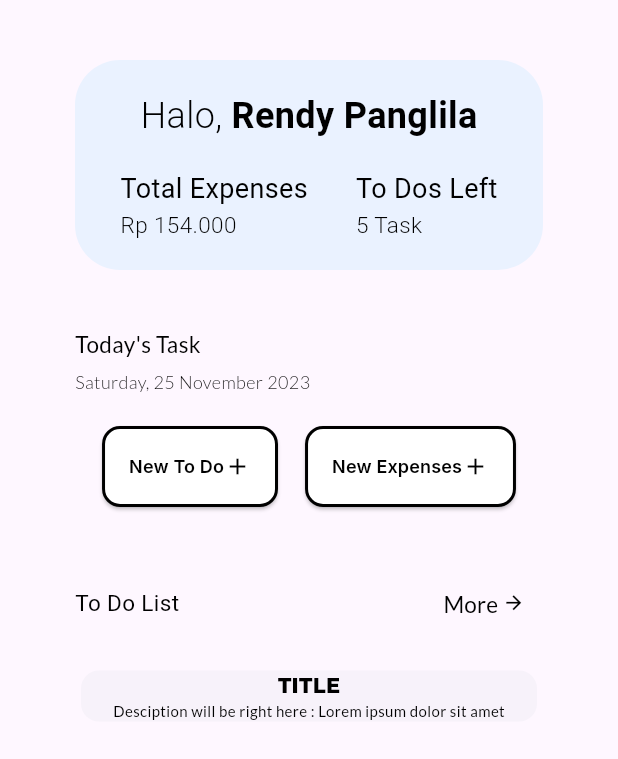
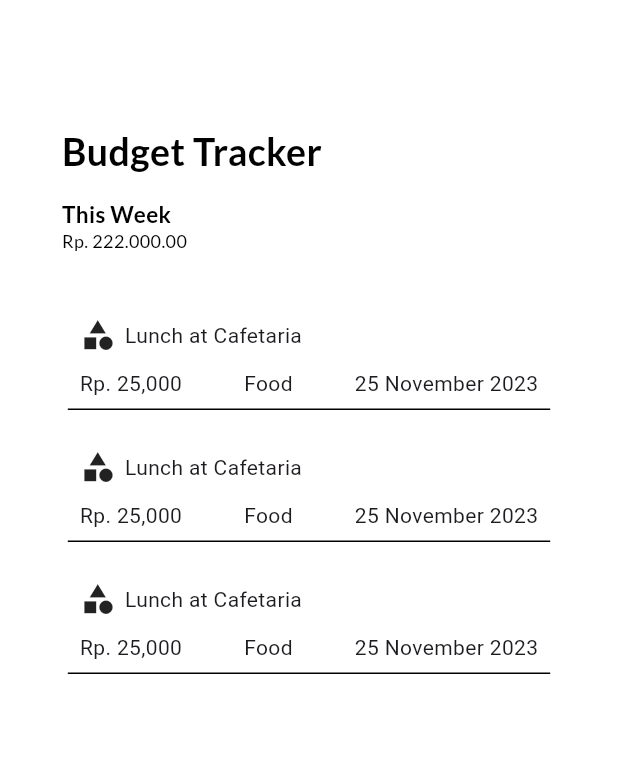
Before and after one commit to henockazr/TooList, a Flutter app: the screen it shows after launch, on a phone screen of 412 x 824 dp. Shown: the top 759 px of the screen. Run offline on Flutter 3.47's test engine with Material 3 defaults, Android fonts, the phone set to English and light mode, and no system bars; our stand-ins replace firebase_auth, firebase_core, google_fonts; accounts and stored records are empty.

Commit message:
Budget List Add

```diff
--- a/lib/main.dart
+++ b/lib/main.dart
@@ -1,6 +1,7 @@
 import 'package:firebase_core/firebase_core.dart';
 import 'package:flutter/material.dart';
 import 'package:toolist/screens/budget/budget_add_page.dart';
+import 'package:toolist/screens/budget/budget_list.dart';
 
 import '/screens/start_screen/landing_page.dart';
 import '/screens/start_screen/signup_page.dart';
@@ -32,11 +33,13 @@ class TooList extends StatelessWidget {
             primarySwatch: primary,
             buttonTheme: const ButtonThemeData(
                 buttonColor: Colors.white, hoverColor: Colors.grey)),
-        home: HomePage(),
+        home: BudgetListPage(),
         routes: {
           'landing_page': (context) => const LandingPage(),
           'signup_page': (context) => const SignUpPage(),
           'login_page': (context) => const LoginPage(),
+          'budget_add_page': (context) => const BudgetPage(),
+          'budget_list_page': (context) => const BudgetListPage(),
         });
   }
 }
--- /dev/null
+++ b/lib/screens/budget/budget_list.dart
@@ -0,0 +1,181 @@
+import 'package:flutter/material.dart';
+import 'package:google_fonts/google_fonts.dart';
+
+class BudgetListPage extends StatefulWidget {
+  const BudgetListPage({super.key});
+
+  @override
+  _BudgetListPageState createState() => _BudgetListPageState();
+}
+
+class _BudgetListPageState extends State<BudgetListPage> {
+  final _registerFormKey = GlobalKey<FormState>();
+
+  final _fullName = TextEditingController();
+  final _email = TextEditingController();
+  final _password = TextEditingController();
+
+  final _focusName = FocusNode();
+  final _focusEmail = FocusNode();
+  final _focusPassword = FocusNode();
+
+  bool _isVisible = true;
+
+  @override
+  Widget build(BuildContext context) {
+    return GestureDetector(
+      child: Scaffold(
+        backgroundColor: Colors.white,
+        body: Center(
+          child: Container(
+            // color: Colors.amber,
+            width: MediaQuery.of(context).size.width * 0.8,
+            height: MediaQuery.of(context).size.height * 0.8,
+            child: Column(
+              crossAxisAlignment: CrossAxisAlignment.start,
+              children: [
+                Text(
+                  'Budget Tracker',
+                  style: GoogleFonts.lato(
+                      color: Colors.black,
+                      fontSize: 25,
+                      fontWeight: FontWeight.w700),
+                  textAlign:
+                      TextAlign.left, // Mengatur teks menjadi di sebelah kiri
+                ),
+                const SizedBox(height: 13),
+                Text(
+                  'This Week',
+                  style: GoogleFonts.lato(
+                      color: Colors.black,
+                      fontSize: 15,
+                      fontWeight: FontWeight.w700),
+                  textAlign:
+                      TextAlign.left, // Mengatur teks menjadi di sebelah kiri
+                ),
+                Text(
+                  'Rp. 222.000.00',
+                  style: GoogleFonts.lato(
+                      color: Colors.black,
+                      fontSize: 12,
+                      fontWeight: FontWeight.w400),
+                  textAlign:
+                      TextAlign.left, // Mengatur teks menjadi di sebelah kiri
+                ),
+                const SizedBox(height: 30),
+                Card(
+                  elevation: 0,
+                  shape: UnderlineInputBorder(
+                      borderSide: BorderSide(color: Colors.black)),
+                  color: Colors.white,
+                  child: InkWell(
+                    onTap: () {
+                      debugPrint('Card tapped.');
+                    },
+                    child: Padding(
+                      padding: const EdgeInsets.all(8.0),
+                      child: Column(
+                        crossAxisAlignment: CrossAxisAlignment.start,
+                        children: [
+                          Row(
+                            children: [
+                              Icon(Icons.category),
+                              SizedBox(width: 6),
+                              Text('Lunch at Cafetaria'),
+                            ],
+                          ),
+                          SizedBox(height: 10),
+                          Row(
+                            mainAxisAlignment: MainAxisAlignment.spaceBetween,
+                            children: [
+                              Text('Rp. 25,000'),
+                              Text('Food'),
+                              Text('25 November 2023'),
+                            ],
+                          )
+                        ],
+                      ),
+                    ),
+                  ),
+                ),
+                const SizedBox(height: 10),
+                Card(
+                  elevation: 0,
+                  shape: UnderlineInputBorder(
+                      borderSide: BorderSide(color: Colors.black)),
+                  color: Colors.white,
+                  child: InkWell(
+                    onTap: () {
+                      debugPrint('Card tapped.');
+                    },
+                    child: Padding(
+                      padding: const EdgeInsets.all(8.0),
+                      child: Column(
+                        crossAxisAlignment: CrossAxisAlignment.start,
+                        children: [
+                          Row(
+                            children: [
+                              Icon(Icons.category),
+                              SizedBox(width: 6),
+                              Text('Lunch at Cafetaria'),
+                            ],
+                          ),
+                          SizedBox(height: 10),
+                          Row(
+                            mainAxisAlignment: MainAxisAlignment.spaceBetween,
+                            children: [
+                              Text('Rp. 25,000'),
+                              Text('Food'),
+                              Text('25 November 2023'),
+                            ],
+                          )
+                        ],
+                      ),
+                    ),
+                  ),
+                ),
+                const SizedBox(height: 10),
+                Card(
+                  elevation: 0,
+                  shape: UnderlineInputBorder(
+                      borderSide: BorderSide(color: Colors.black)),
+                  color: Colors.white,
+                  child: InkWell(
+                    onTap: () {
+                      debugPrint('Card tapped.');
+                    },
+                    child: Padding(
+                      padding: const EdgeInsets.all(8.0),
+                      child: Column(
+                        crossAxisAlignment: CrossAxisAlignment.start,
+                        children: [
+                          Row(
+                            children: [
+                              Icon(Icons.category),
+                              SizedBox(width: 6),
+                              Text('Lunch at Cafetaria'),
+                            ],
+                          ),
+                          SizedBox(height: 10),
+                          Row(
+                            mainAxisAlignment: MainAxisAlignment.spaceBetween,
+                            children: [
+                              Text('Rp. 25,000'),
+                              Text('Food'),
+                              Text('25 November 2023'),
+                            ],
+                          )
+                        ],
+                      ),
+                    ),
+                  ),
+                ),
+                const SizedBox(height: 10),
+              ],
+            ),
+          ),
+        ),
+      ),
+    );
+  }
+}
--- a/lib/screens/main_screen/home_page.dart
+++ b/lib/screens/main_screen/home_page.dart
@@ -1,5 +1,11 @@
+import 'dart:convert';
+
 import 'package:flutter/material.dart';
 import 'package:google_fonts/google_fonts.dart';
+import 'package:toolist/utils/config.dart';
+import 'package:toolist/utils/models/budget_model.dart';
+import 'package:toolist/utils/models/todo_model.dart';
+import 'package:toolist/utils/restapi.dart';
 
 class HomePage extends StatefulWidget {
   const HomePage({super.key});
@@ -9,10 +15,30 @@ class HomePage extends StatefulWidget {
 }
 
 class _HomePageState extends State<HomePage> {
+  DataService ds = DataService();
+
   List data = [];
-  List todo = [];
-  List search_data = [];
-  List search_data_pre = [];
+  List<ToDoListModel> toDo = [];
+  List<BudgetTrackerListModel> budget = [];
+
+  selectAllToDo() async {
+    data =
+        jsonDecode(await ds.selectAll(token, project, 'manajemen_aset', appid));
+
+    toDo = data.map((e) => ToDoListModel.fromJson(e)).toList();
+
+    //Refresh the UI
+    setState(() {
+      toDo = toDo;
+    });
+  }
+
+  @override
+  void initState() {
+    selectAllToDo();
+
+    super.initState();
+  }
 
   @override
   Widget build(BuildContext context) {
@@ -223,26 +249,43 @@ class _HomePageState extends State<HomePage> {
                 ],
               ),
               SizedBox(height: 17),
-              Card(
+              SingleChildScrollView(
+                scrollDirection: Axis.horizontal,
+                child: ListView.builder(
+                    itemCount: toDo.length,
+                    itemBuilder: (context, index) {
+                      final toDoItem = toDo[index];
+                      return Card(
                         elevation: 0,
                         child: Column(
                           children: [
                             Text(
-                      'TITLE',
+                              toDoItem.title,
                               style: GoogleFonts.montserrat(
                                   fontSize: 14,
                                   fontWeight: FontWeight.w800,
                                   color: Colors.black),
                             ),
+                            SizedBox(height: 4),
                             Text(
-                      'Desciption will be right here : Lorem ipsum dolor sit amet',
+                              toDoItem.description,
                               style: GoogleFonts.lato(
                                   fontSize: 10,
                                   fontWeight: FontWeight.w400,
                                   color: Colors.black),
-                    )
+                            ),
+                            SizedBox(height: 10),
+                            Text(
+                              toDoItem.deadline,
+                              style: GoogleFonts.lato(
+                                  fontSize: 10,
+                                  fontWeight: FontWeight.w400,
+                                  color: Colors.black),
+                            ),
                           ],
                         ),
+                      );
+                    }),
               )
             ],
           ),
```
Lines whose indentation alone changed are shown as unchanged.
